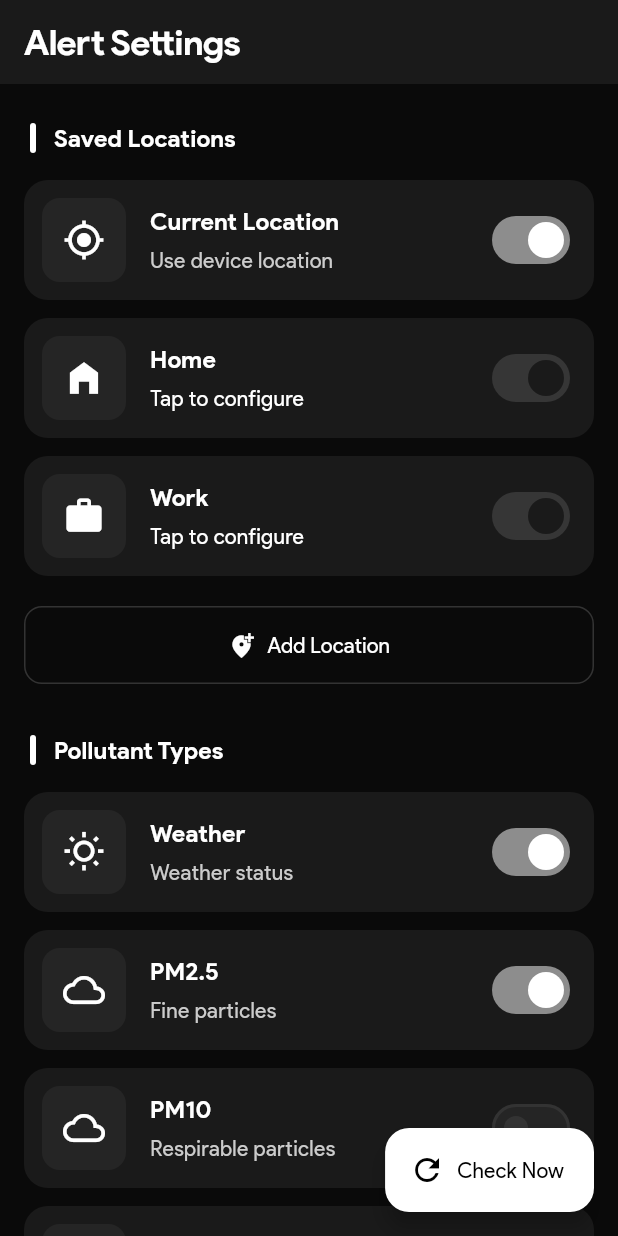
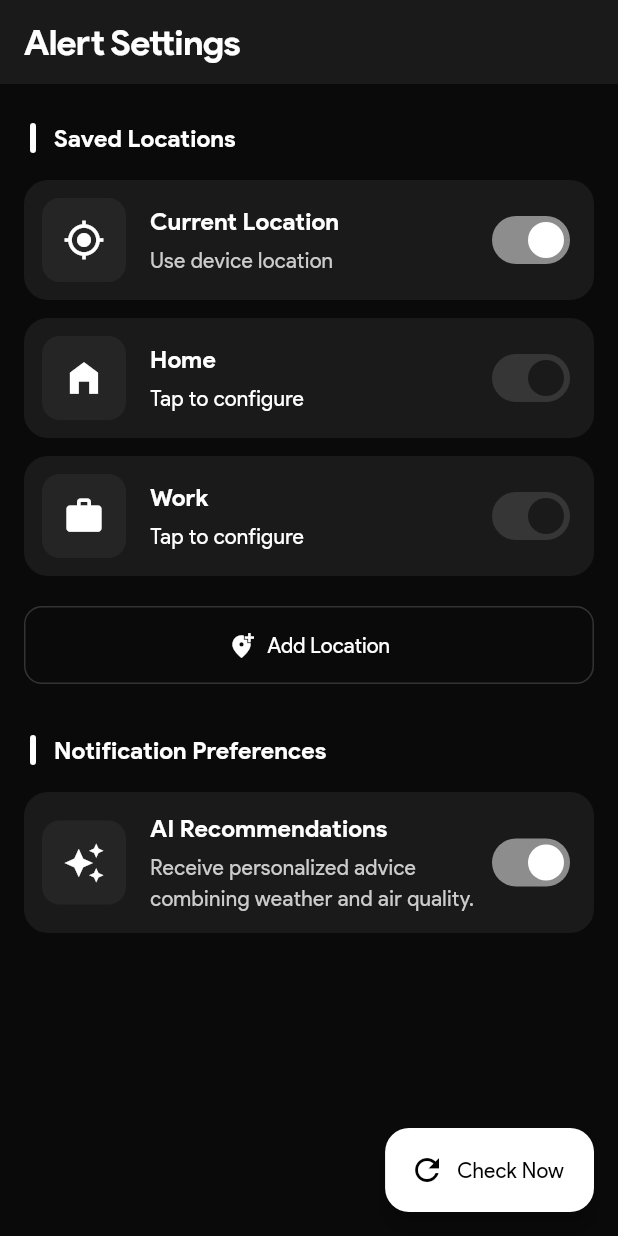
Before and after one commit to UlisesFTP/Aeris-, a Flutter app: the AlertsScreen screen opened directly, on a phone screen of 412 x 824 dp. Run offline on Flutter 3.47's test engine with Material 3 defaults, Android fonts, the light colour scheme and no system bars; our stand-ins replace firebase_core, firebase_messaging, fl_chart, flutter_dotenv, flutter_local_notifications, flutter_map and 4 more; missing offline and left inert: flutter_map_cancellable_tile_provider; accounts and stored records are empty; network calls fail.

Commit message:
Mejora notificaciones

```diff
--- a/air_quality_flutter/lib/core/app_state.dart
+++ b/air_quality_flutter/lib/core/app_state.dart
@@ -19,10 +19,7 @@ class AppState extends ChangeNotifier {
     'miUbicacion': true,
     'casa': true,
     'trabajo': false,
-    'pm25': true,
-    'pm10': false,
-    'ozono': true,
-    'weather': true,
+    'useAiRecommendations': true,
   };
   Map<String, bool> get notificationSettings => _notificationSettings;
 
@@ -226,8 +223,8 @@ class AppState extends ChangeNotifier {
 
   /// Checks all enabled alert locations and sends notifications if needed
   /// Returns the number of locations checked
-  Future<int> checkAlertLocationsNow() async {
-    if (!_alertMonitoring.shouldCheckNow()) {
+  Future<int> checkAlertLocationsNow({bool force = false}) async {
+    if (!force && !_alertMonitoring.shouldCheckNow()) {
       print('Skipping alert check - too soon since last check');
       return 0;
     }
@@ -237,6 +234,7 @@ class AppState extends ChangeNotifier {
       final results = await _alertMonitoring.checkAlertLocations(
         this,
         languageCode: _currentLanguageCode,
+        force: force,
       );
       _alertMonitoring.markCheckComplete();
       print('Checked ${results.length} alert locations');
@@ -250,7 +248,7 @@ class AppState extends ChangeNotifier {
   /// Forces an immediate check regardless of time interval
   Future<int> forceCheckAlertLocations() async {
     _alertMonitoring.resetCheckTimer();
-    return await checkAlertLocationsNow();
+    return await checkAlertLocationsNow(force: true);
   }
 
   // --- LOCATION HISTORY METHODS ---
--- a/air_quality_flutter/lib/l10n/app_en.arb
+++ b/air_quality_flutter/lib/l10n/app_en.arb
@@ -40,6 +40,9 @@
   "alertsAddLocation": "Add Location",
   "alertsCurrentLocation": "Current Location",
   "alertsSavedLocation": "Saved Location",
+  "alertsSectionPreferences": "Notification Preferences",
+  "alertsAiRecommendations": "AI Recommendations",
+  "alertsAiRecommendationsSubtitle": "Receive personalized advice combining weather and air quality.",
 
   "settingsTitle": "Settings",
   "settingsSectionGeneral": "General",
--- a/air_quality_flutter/lib/l10n/app_es.arb
+++ b/air_quality_flutter/lib/l10n/app_es.arb
@@ -40,6 +40,9 @@
   "alertsAddLocation": "Agregar Ubicación",
   "alertsCurrentLocation": "Ubicación Actual",
   "alertsSavedLocation": "Ubicación Guardada",
+  "alertsSectionPreferences": "Preferencias de Notificación",
+  "alertsAiRecommendations": "Recomendaciones de IA",
+  "alertsAiRecommendationsSubtitle": "Recibe consejos personalizados combinando clima y calidad del aire.",
 
   "settingsTitle": "Ajustes",
   "settingsSectionGeneral": "General",
--- a/air_quality_flutter/lib/l10n/app_localizations.dart
+++ b/air_quality_flutter/lib/l10n/app_localizations.dart
@@ -319,6 +319,24 @@ abstract class AppLocalizations {
   /// In es, this message translates to:
   /// **'Ubicación Guardada'**
   String get alertsSavedLocation;
+
+  /// No description provided for @alertsSectionPreferences.
+  ///
+  /// In es, this message translates to:
+  /// **'Preferencias de Notificación'**
+  String get alertsSectionPreferences;
+
+  /// No description provided for @alertsAiRecommendations.
+  ///
+  /// In es, this message translates to:
+  /// **'Recomendaciones de IA'**
+  String get alertsAiRecommendations;
+
+  /// No description provided for @alertsAiRecommendationsSubtitle.
+  ///
+  /// In es, this message translates to:
+  /// **'Recibe consejos personalizados combinando clima y calidad del aire.'**
+  String get alertsAiRecommendationsSubtitle;
 
   /// No description provided for @settingsTitle.
   ///
--- a/air_quality_flutter/lib/l10n/app_localizations_en.dart
+++ b/air_quality_flutter/lib/l10n/app_localizations_en.dart
@@ -119,6 +119,16 @@ class AppLocalizationsEn extends AppLocalizations {
 
   @override
   String get alertsSavedLocation => 'Saved Location';
+
+  @override
+  String get alertsSectionPreferences => 'Notification Preferences';
+
+  @override
+  String get alertsAiRecommendations => 'AI Recommendations';
+
+  @override
+  String get alertsAiRecommendationsSubtitle =>
+      'Receive personalized advice combining weather and air quality.';
 
   @override
   String get settingsTitle => 'Settings';
--- a/air_quality_flutter/lib/screens/alerts_screen.dart
+++ b/air_quality_flutter/lib/screens/alerts_screen.dart
@@ -159,46 +159,18 @@ class AlertsScreen extends StatelessWidget {
                 ),
               ),
 
-              _buildSectionHeader(context, l10n.alertsSectionPollutants),
+              _buildSectionHeader(context, l10n.alertsSectionPreferences),
 
               _buildLocationTile(
                 context,
-                icon: Icons.wb_sunny_outlined,
-                title: l10n.alertsPollutantWeather,
-                subtitle: l10n.alertsPollutantWeatherSubtitle,
-                enabled: appState.notificationSettings['weather'] ?? true,
-                onChanged: (value) =>
-                    appState.updateNotificationSetting('weather', value),
-              ),
-
-              _buildLocationTile(
-                context,
-                icon: Icons.cloud_outlined,
-                title: l10n.alertsPollutantPM25,
-                subtitle: l10n.alertsPollutantPM25Subtitle,
-                enabled: appState.notificationSettings['pm25'] ?? true,
-                onChanged: (value) =>
-                    appState.updateNotificationSetting('pm25', value),
-              ),
-
-              _buildLocationTile(
-                context,
-                icon: Icons.cloud_queue,
-                title: l10n.alertsPollutantPM10,
-                subtitle: l10n.alertsPollutantPM10Subtitle,
-                enabled: appState.notificationSettings['pm10'] ?? false,
-                onChanged: (value) =>
-                    appState.updateNotificationSetting('pm10', value),
-              ),
-
-              _buildLocationTile(
-                context,
-                icon: Icons.wb_sunny_outlined,
-                title: l10n.alertsPollutantO3,
-                subtitle: l10n.alertsPollutantO3Subtitle,
-                enabled: appState.notificationSettings['ozono'] ?? true,
-                onChanged: (value) =>
-                    appState.updateNotificationSetting('ozono', value),
+                icon: Icons.auto_awesome,
+                title: l10n.alertsAiRecommendations,
+                subtitle: l10n.alertsAiRecommendationsSubtitle,
+                enabled:
+                    appState.notificationSettings['useAiRecommendations'] ??
+                        true,
+                onChanged: (value) => appState.updateNotificationSetting(
+                    'useAiRecommendations', value),
               ),
 
               const SizedBox(height: 80), // Space for FAB
```
Also changed, not shown: air_quality_flutter/lib/l10n/app_localizations_es.dart (+10 -0 lines), air_quality_flutter/lib/screens/map_screen.dart (+21 -5 lines), air_quality_flutter/lib/services/alert_monitoring_service.dart (+101 -135 lines).
